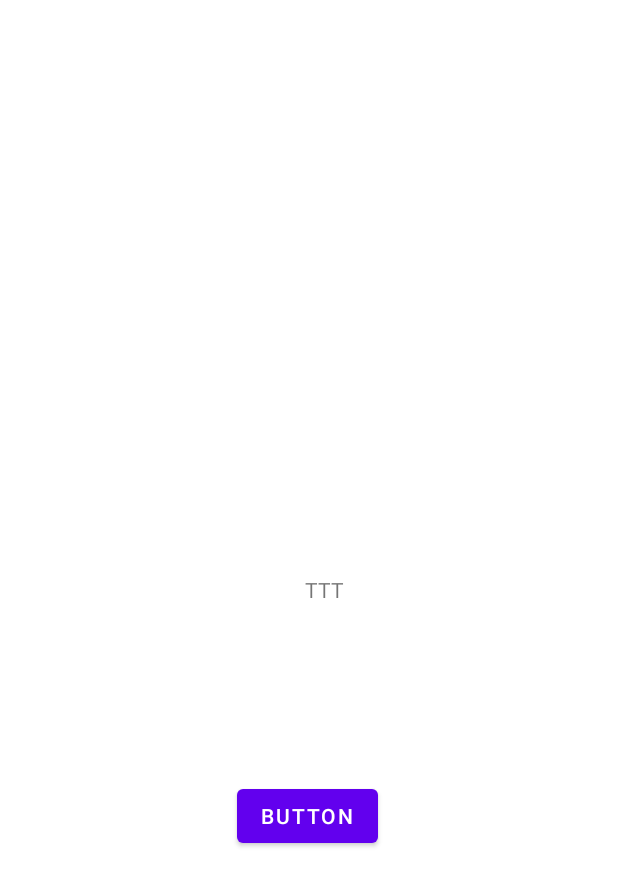
After one commit to GY-code/Vision, an Android app: the layout activity_video_view.xml on its own in the app's theme, with its tools: preview values and no code run, on a phone screen of 412 x 824 dp. The commit adds this screen. Shown: the top 886 px of the screen. Run offline under Robolectric (Android 15) with nearby library versions, the phone set to English and light mode, and no system bars.

```diff
--- a/app/build.gradle
+++ b/app/build.gradle
@@ -7,7 +7,7 @@ android {
 
     defaultConfig {
         applicationId "t20220049.sw_vision"
-        minSdk 29
+        minSdk 28
         targetSdk 32
         versionCode 1
         versionName "1.0"
@@ -43,4 +43,5 @@ dependencies {
     implementation project(path: ':libwebrtc')
     implementation "com.github.microshow:RxFFmpeg:4.9.0"
     implementation "com.squareup.okio:okio:2.4.0"
+    implementation 'com.github.tbruyelle:rxpermissions:0.10.2'
 }
--- /dev/null
+++ b/app/src/main/res/layout/activity_video_view.xml
@@ -0,0 +1,28 @@
+<?xml version="1.0" encoding="utf-8"?>
+<androidx.constraintlayout.widget.ConstraintLayout xmlns:android="http://schemas.android.com/apk/res/android"
+    xmlns:app="http://schemas.android.com/apk/res-auto"
+    xmlns:tools="http://schemas.android.com/tools"
+    android:layout_width="match_parent"
+    android:layout_height="match_parent"
+    tools:context=".VideoTestView">
+
+    <TextView
+        android:id="@+id/textView"
+        android:layout_width="wrap_content"
+        android:layout_height="wrap_content"
+        android:layout_marginStart="203dp"
+        android:layout_marginTop="383dp"
+        android:text="@string/ttt"
+        app:layout_constraintStart_toStartOf="parent"
+        app:layout_constraintTop_toTopOf="parent" />
+
+    <Button
+        android:id="@+id/button3"
+        android:layout_width="wrap_content"
+        android:layout_height="wrap_content"
+        android:layout_marginStart="158dp"
+        android:layout_marginTop="117dp"
+        android:text="Button"
+        app:layout_constraintStart_toStartOf="parent"
+        app:layout_constraintTop_toBottomOf="@+id/textView" />
+</androidx.constraintlayout.widget.ConstraintLayout>
--- a/app/src/main/res/values/strings.xml
+++ b/app/src/main/res/values/strings.xml
@@ -1,3 +1,4 @@
 <resources>
     <string name="app_name">SW-Vision</string>
+    <string name="ttt">TTT</string>
 </resources>
--- a/gradle.properties
+++ b/gradle.properties
@@ -19,3 +19,4 @@ android.useAndroidX=true
 # resources declared in the library itself and none from the library's dependencies,
 # thereby reducing the size of the R class for that library
 android.nonTransitiveRClass=true
+android.enableJetifier=true
```
Also changed, not shown: app/src/main/AndroidManifest.xml (+27 -22 lines), app/src/main/java/t20220049/sw_vision/Device.java (+7 -0 lines), app/src/main/java/t20220049/sw_vision/FFmpegCommandFactory.java (added, +35 -0 lines), app/src/main/java/t20220049/sw_vision/VideoFragment.java (added, +14 -0 lines), app/src/main/java/t20220049/sw_vision/VideoTestView.java (added, +152 -0 lines).
